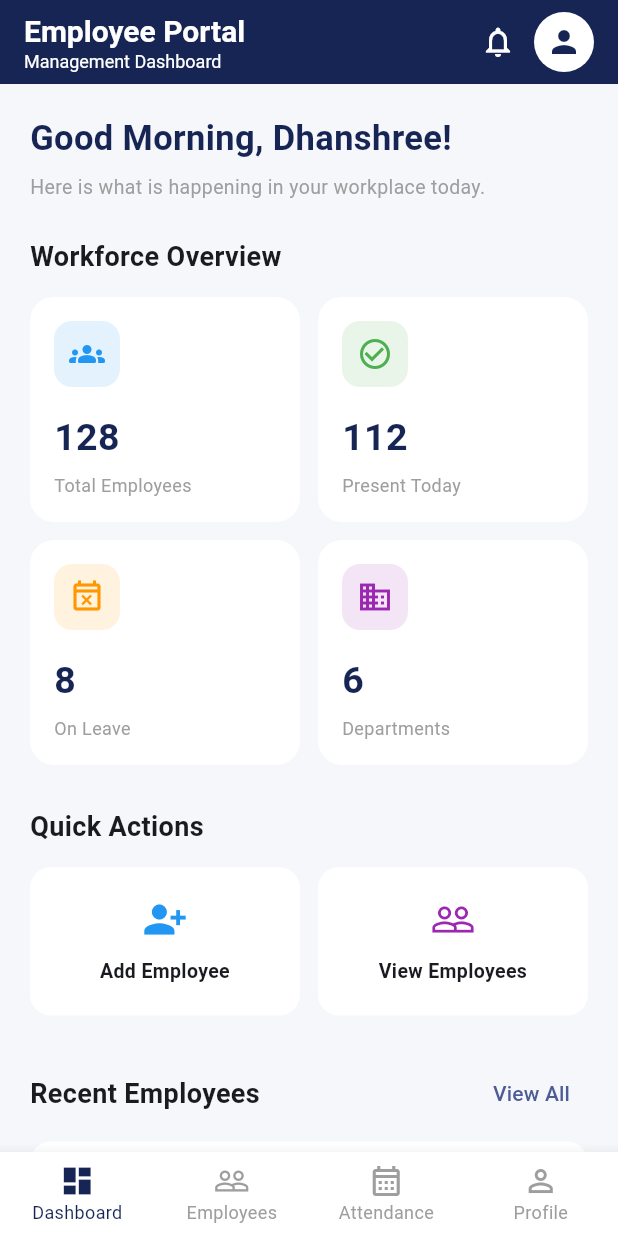
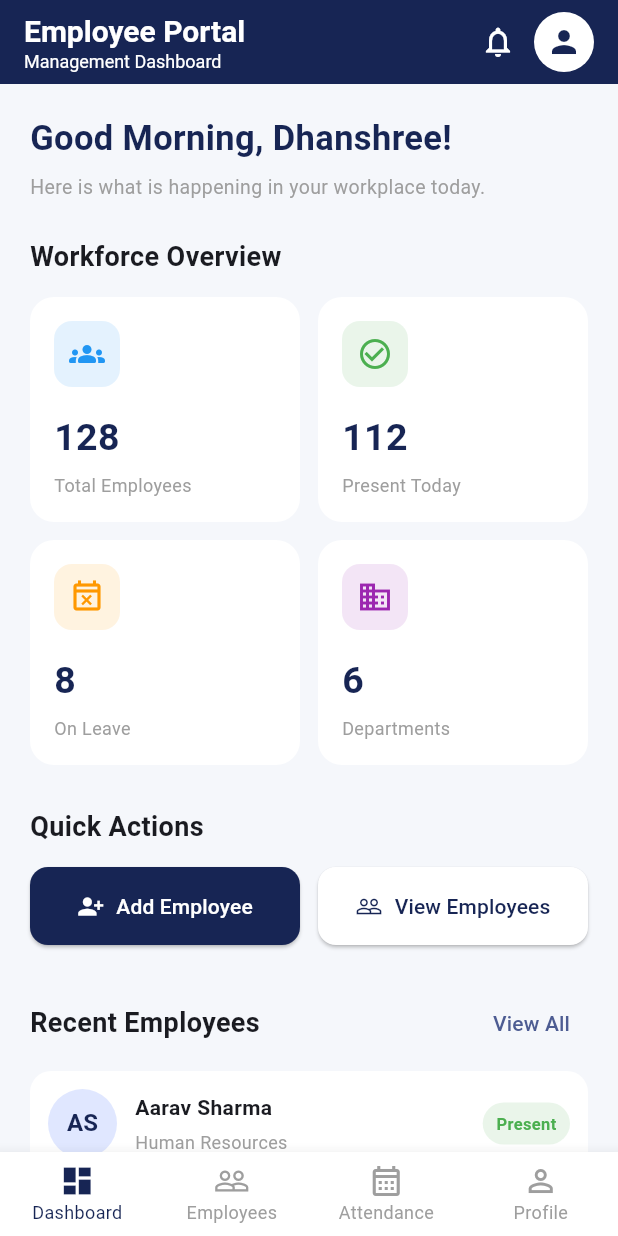
Before and after one commit to DhanshreePabal11/employee-management-system, a Flutter app: the DashboardScreen screen opened directly, on a phone screen of 412 x 824 dp. Run offline on Flutter 3.47's test engine with Material 3 defaults, Android fonts, the phone set to English and light mode, and no system bars.

Commit message:
improve the add employee screen

```diff
--- a/lib/view/dashboard_screen.dart
+++ b/lib/view/dashboard_screen.dart
@@ -1,3 +1,4 @@
+
 import 'package:flutter/material.dart';
 import 'add_employee_screen.dart';
 
@@ -18,6 +19,7 @@ class _DashboardScreenState extends State<DashboardScreen> {
   Widget build(BuildContext context) {
     return Scaffold(
       backgroundColor: backgroundColor,
+
       appBar: AppBar(
         backgroundColor: primaryColor,
         foregroundColor: Colors.white,
@@ -156,14 +158,12 @@ class _DashboardScreenState extends State<DashboardScreen> {
 
             const SizedBox(height: 14),
 
+            // Add Employee and View Employees buttons
             Row(
               children: [
                 Expanded(
-                  child: actionCard(
-                    'Add Employee',
-                    Icons.person_add_alt_1,
-                    Colors.blue,
-                    () {
+                  child: ElevatedButton.icon(
+                    onPressed: () {
                       Navigator.push(
                         context,
                         MaterialPageRoute(
@@ -172,15 +172,27 @@ class _DashboardScreenState extends State<DashboardScreen> {
                         ),
                       );
                     },
+                    icon: const Icon(Icons.person_add_alt_1),
+                    label: const Text('Add Employee'),
+                    style: ElevatedButton.styleFrom(
+                      backgroundColor: primaryColor,
+                      foregroundColor: Colors.white,
+                      padding: const EdgeInsets.symmetric(
+                        vertical: 16,
+                        horizontal: 8,
+                      ),
+                      shape: RoundedRectangleBorder(
+                        borderRadius: BorderRadius.circular(12),
+                      ),
+                    ),
                   ),
                 ),
+
                 const SizedBox(width: 12),
+
                 Expanded(
-                  child: actionCard(
-                    'View Employees',
-                    Icons.people_outline,
-                    Colors.purple,
-                    () {
+                  child: ElevatedButton.icon(
+                    onPressed: () {
                       ScaffoldMessenger.of(context).showSnackBar(
                         const SnackBar(
                           content: Text(
@@ -189,6 +201,19 @@ class _DashboardScreenState extends State<DashboardScreen> {
                         ),
                       );
                     },
+                    icon: const Icon(Icons.people_outline),
+                    label: const Text('View Employees'),
+                    style: ElevatedButton.styleFrom(
+                      backgroundColor: Colors.white,
+                      foregroundColor: primaryColor,
+                      padding: const EdgeInsets.symmetric(
+                        vertical: 16,
+                        horizontal: 8,
+                      ),
+                      shape: RoundedRectangleBorder(
+                        borderRadius: BorderRadius.circular(12),
+                      ),
+                    ),
                   ),
                 ),
               ],
@@ -260,6 +285,7 @@ class _DashboardScreenState extends State<DashboardScreen> {
         unselectedItemColor: Colors.grey,
         selectedFontSize: 12,
         unselectedFontSize: 12,
+
         onTap: (index) {
           setState(() {
             selectedIndex = index;
@@ -273,13 +299,14 @@ class _DashboardScreenState extends State<DashboardScreen> {
                     'Dashboard',
                     'Employees',
                     'Attendance',
-                    'Profile'
+                    'Profile',
                   ][index]} screen coming next!',
                 ),
               ),
             );
           }
         },
+
         items: const [
           BottomNavigationBarItem(
             icon: Icon(Icons.dashboard_outlined),
@@ -352,46 +379,6 @@ class _DashboardScreenState extends State<DashboardScreen> {
             ),
           ),
         ],
-      ),
-    );
-  }
-
-  Widget actionCard(
-    String title,
-    IconData icon,
-    Color color,
-    VoidCallback onTap,
-  ) {
-    return InkWell(
-      onTap: onTap,
-      borderRadius: BorderRadius.circular(14),
-      child: Container(
-        padding: const EdgeInsets.symmetric(
-          vertical: 20,
-          horizontal: 12,
-        ),
-        decoration: BoxDecoration(
-          color: Colors.white,
-          borderRadius: BorderRadius.circular(14),
-        ),
-        child: Column(
-          children: [
-            Icon(
-              icon,
-              color: color,
-              size: 30,
-            ),
-            const SizedBox(height: 10),
-            Text(
-              title,
-              textAlign: TextAlign.center,
-              style: const TextStyle(
-                fontWeight: FontWeight.w600,
-                fontSize: 13,
-              ),
-            ),
-          ],
-        ),
       ),
     );
   }
```
